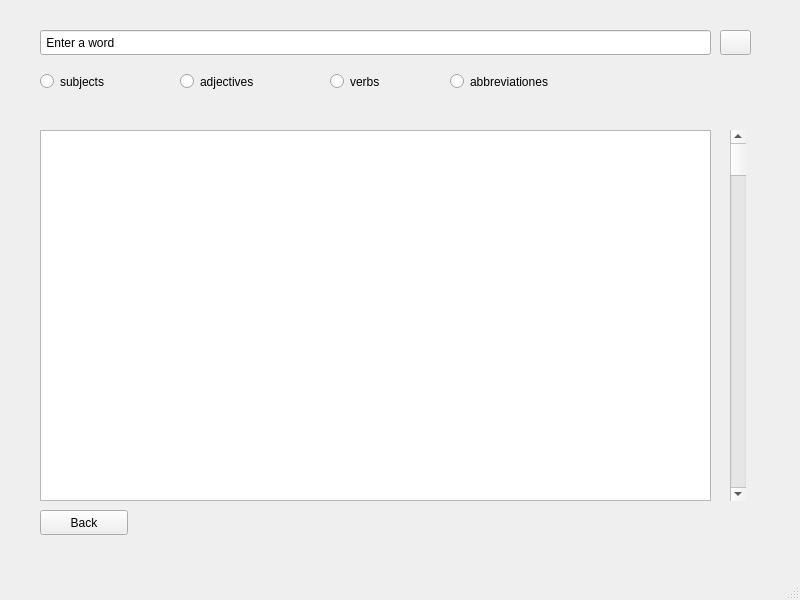
Above: dictionary_noneuser.ui from samotny-vouk/PyQT-Project-2024-1courseFEFU- before the change. Below: the same form after it.
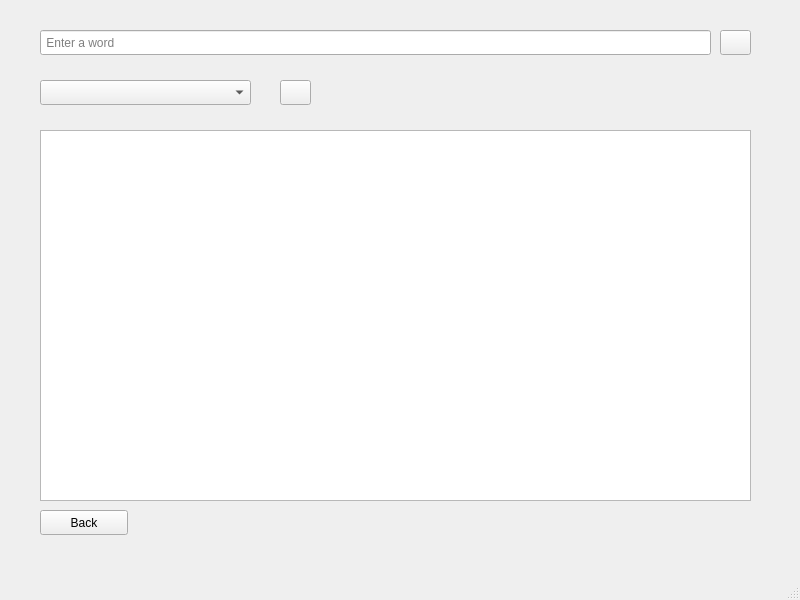
That is the form after the change. Icons and pictures are not drawn.

Patch:
```diff
--- a/dictionary_noneuser.ui
+++ b/dictionary_noneuser.ui
@@ -44,84 +44,22 @@
      <string/>
     </property>
     <property name="text">
+     <string/>
+    </property>
+    <property name="placeholderText">
      <string> Enter a word</string>
     </property>
    </widget>
-   <widget class="QRadioButton" name="subjects_include">
-    <property name="geometry">
-     <rect>
-      <x>40</x>
-      <y>70</y>
-      <width>111</width>
-      <height>23</height>
-     </rect>
-    </property>
-    <property name="text">
-     <string>subjects</string>
-    </property>
-   </widget>
-   <widget class="QRadioButton" name="adjectives_include">
-    <property name="geometry">
-     <rect>
-      <x>180</x>
-      <y>70</y>
-      <width>111</width>
-      <height>23</height>
-     </rect>
-    </property>
-    <property name="text">
-     <string>adjectives</string>
-    </property>
-   </widget>
-   <widget class="QRadioButton" name="verbs_include">
-    <property name="geometry">
-     <rect>
-      <x>330</x>
-      <y>70</y>
-      <width>111</width>
-      <height>23</height>
-     </rect>
-    </property>
-    <property name="text">
-     <string>verbs</string>
-    </property>
-   </widget>
-   <widget class="QRadioButton" name="abbreviationes_include">
-    <property name="geometry">
-     <rect>
-      <x>450</x>
-      <y>70</y>
-      <width>131</width>
-      <height>23</height>
-     </rect>
-    </property>
-    <property name="text">
-     <string>abbreviationes</string>
-    </property>
-   </widget>
    <widget class="QTableWidget" name="tableWidget">
     <property name="geometry">
      <rect>
       <x>40</x>
       <y>130</y>
-      <width>671</width>
+      <width>711</width>
       <height>371</height>
      </rect>
     </property>
    </widget>
-   <widget class="QScrollBar" name="verticalScrollBar">
-    <property name="geometry">
-     <rect>
-      <x>730</x>
-      <y>130</y>
-      <width>16</width>
-      <height>371</height>
-     </rect>
-    </property>
-    <property name="orientation">
-     <enum>Qt::Vertical</enum>
-    </property>
-   </widget>
    <widget class="QPushButton" name="back">
     <property name="geometry">
      <rect>
@@ -135,6 +73,33 @@
      <string>Back</string>
     </property>
    </widget>
+   <widget class="QComboBox" name="comboBox">
+    <property name="geometry">
+     <rect>
+      <x>40</x>
+      <y>80</y>
+      <width>211</width>
+      <height>25</height>
+     </rect>
+    </property>
+   </widget>
+   <widget class="QPushButton" name="search_2">
+    <property name="geometry">
+     <rect>
+      <x>280</x>
+      <y>80</y>
+      <width>31</width>
+      <height>25</height>
+     </rect>
+    </property>
+    <property name="text">
+     <string/>
+    </property>
+    <property name="icon">
+     <iconset>
+      <normaloff>img/find.png</normaloff>img/find.png</iconset>
+    </property>
+   </widget>
   </widget>
   <widget class="QMenuBar" name="menubar">
    <property name="geometry">
```
Left out of the diff: 2 changed lines with no effect on the pictures.
